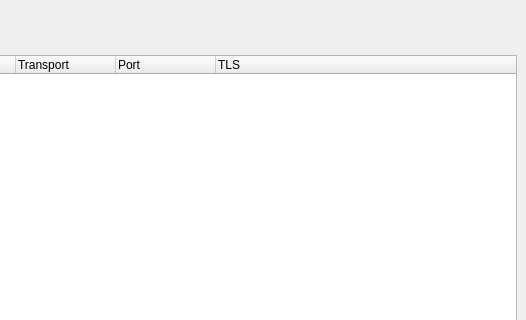
Before: the Qt Designer form desktop/design/form/mainwindow.ui in Sangiria/go-proxy, drawn with Qt 5; both pictures show x 294 to 820 and y 0 to 320 of the 820 by 599 pixel window.
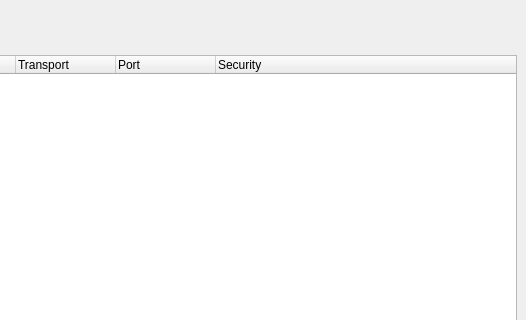
After: the same form once the commit is applied.

The edit to the form file:
```diff
--- a/desktop/design/form/mainwindow.ui
+++ b/desktop/design/form/mainwindow.ui
@@ -95,7 +95,7 @@
       </column>
       <column>
        <property name="text">
-        <string>TLS</string>
+        <string>Security</string>
        </property>
       </column>
      </widget>
```
